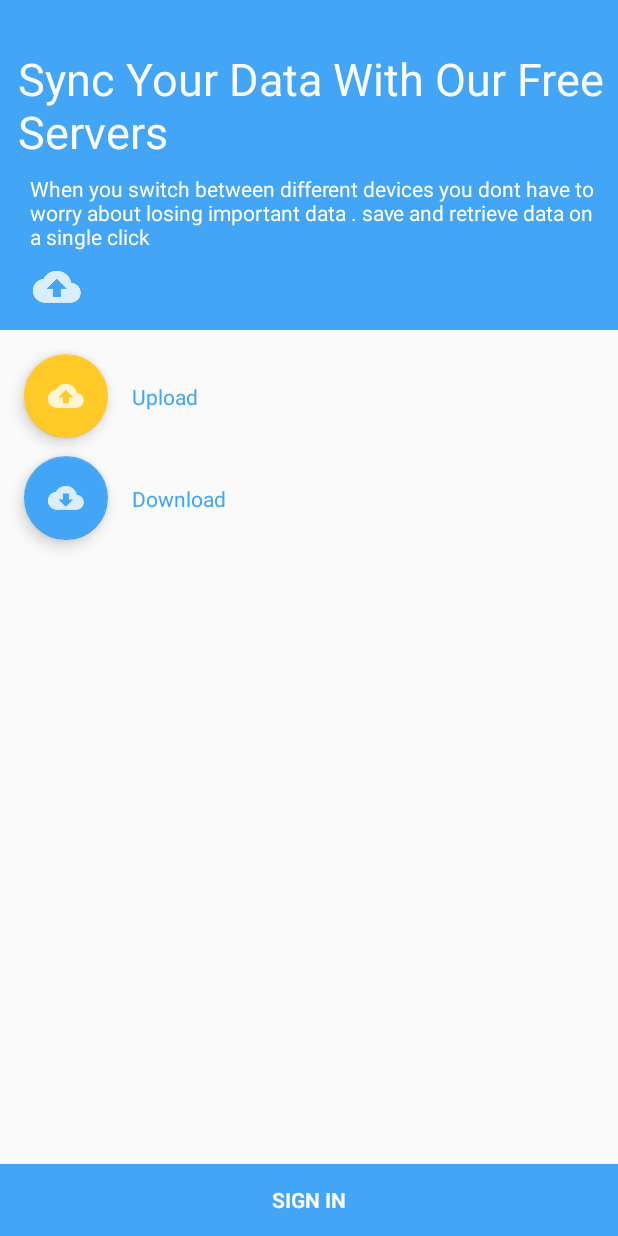
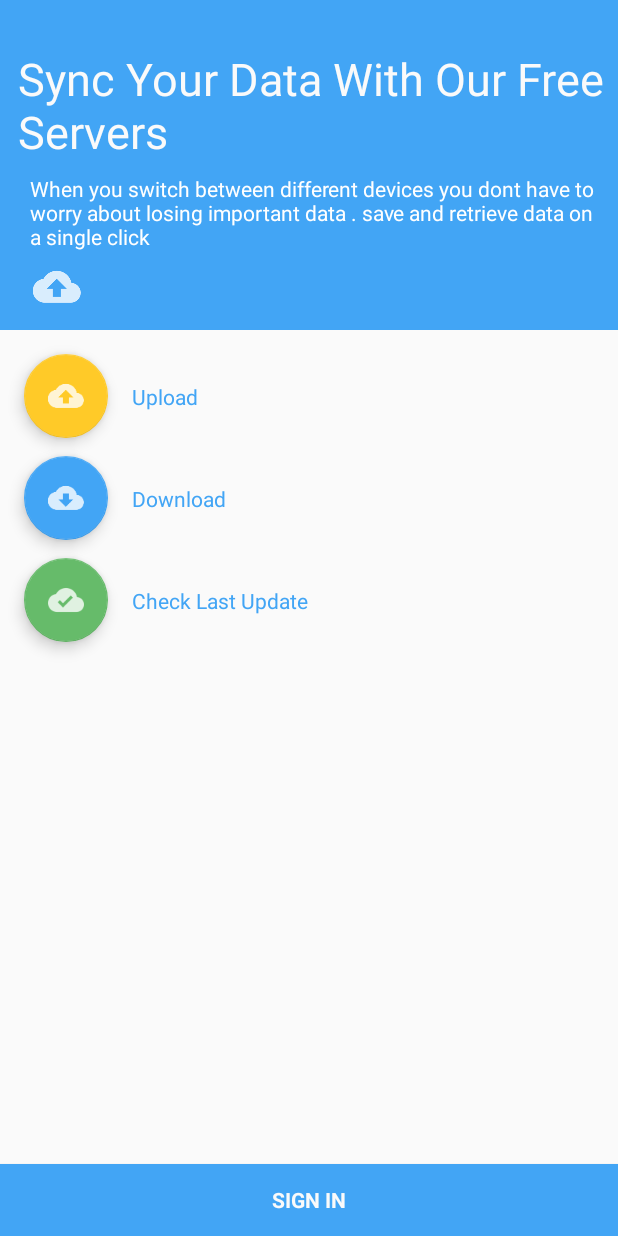
Before and after one commit to devmanzur/meal_manger, an Android app: the screen it shows after launch (MainActivity), item 2 of the bottom bar chosen, on a phone screen of 412 x 824 dp. Run offline under Robolectric (Android 15) with nearby library versions, the phone set to English and light mode, and no system bars; our stand-ins replace EventBus, Firebase (no records; nobody signed in at launch, a user with empty details on screens opened directly), Room's generated code; libraries missing offline, so code that uses them is left out: com.github.mikephil.charting; plain views replace PieChart; Roboto replaces fonts that are not available here; 9 statements that could not run were skipped.

Commit message:
checking added

```diff
--- a/app/src/main/java/com/example/noushad/mealmanager/utility/TagManager.java
+++ b/app/src/main/java/com/example/noushad/mealmanager/utility/TagManager.java
@@ -10,5 +10,5 @@ public class TagManager {
     public static final String DASHBOARD_FRAGMENT = "com.example.noushad.mealmanager.utility.dash_fragment";
     public static final int UPLOAD_TASK = 101;
     public static final int DOWNLOAD_TASK = 111;
-
+    public static final int CHECK_TASK = 201;
 }
--- a/app/src/main/res/layout-land/fragment_dashboard.xml
+++ b/app/src/main/res/layout-land/fragment_dashboard.xml
@@ -129,5 +129,31 @@
             app:layout_constraintBottom_toBottomOf="parent"
             app:layout_constraintEnd_toEndOf="parent"
             app:layout_constraintStart_toEndOf="@+id/imageView5" />
+
+        <android.support.design.widget.FloatingActionButton
+            android:id="@+id/fab_check_button"
+            android:layout_width="wrap_content"
+            android:layout_height="wrap_content"
+            android:layout_marginStart="8dp"
+            android:layout_marginTop="12dp"
+            android:clickable="true"
+            android:src="@drawable/ic_check"
+            app:backgroundTint="#66bb6a"
+            app:fabSize="normal"
+            app:layout_constraintStart_toEndOf="@+id/imageView5"
+            app:layout_constraintTop_toBottomOf="@+id/fab_download_button" />
+
+        <TextView
+            android:id="@+id/textView"
+            android:layout_width="wrap_content"
+            android:layout_height="wrap_content"
+            android:layout_marginBottom="8dp"
+            android:layout_marginStart="16dp"
+            android:layout_marginTop="8dp"
+            android:text="Check Last Update"
+            android:textColor="@color/colorAccent"
+            app:layout_constraintBottom_toBottomOf="@+id/fab_check_button"
+            app:layout_constraintStart_toEndOf="@+id/fab_check_button"
+            app:layout_constraintTop_toTopOf="@+id/fab_check_button" />
     </android.support.constraint.ConstraintLayout>
 </FrameLayout>
--- a/app/src/main/res/layout/fragment_dashboard.xml
+++ b/app/src/main/res/layout/fragment_dashboard.xml
@@ -11,6 +11,31 @@
     <android.support.constraint.ConstraintLayout
         android:layout_width="match_parent"
         android:layout_height="match_parent">
+
+        <android.support.design.widget.FloatingActionButton
+            android:id="@+id/fab_check_button"
+            android:layout_width="wrap_content"
+            android:layout_height="wrap_content"
+            android:layout_marginTop="12dp"
+            android:clickable="true"
+            android:src="@drawable/ic_check"
+            app:backgroundTint="#66bb6a"
+            app:fabSize="normal"
+            app:layout_constraintStart_toStartOf="@+id/fab_download_button"
+            app:layout_constraintTop_toBottomOf="@+id/fab_download_button" />
+
+        <TextView
+            android:id="@+id/textView"
+            android:layout_width="wrap_content"
+            android:layout_height="wrap_content"
+            android:layout_marginBottom="8dp"
+            android:layout_marginStart="16dp"
+            android:layout_marginTop="8dp"
+            android:text="Check Last Update"
+            android:textColor="@color/colorAccent"
+            app:layout_constraintBottom_toBottomOf="@+id/fab_check_button"
+            app:layout_constraintStart_toEndOf="@+id/fab_check_button"
+            app:layout_constraintTop_toTopOf="@+id/fab_check_button" />
 
         <android.support.design.widget.FloatingActionButton
             android:id="@+id/fab_upload_button"
```
Also changed, not shown: app/src/main/java/com/example/noushad/mealmanager/activity/MainActivity.java (+40 -7 lines), app/src/main/java/com/example/noushad/mealmanager/fragment/DashboardFragment.java (+11 -3 lines), app/src/main/res/drawable-hdpi/ic_check.png (added), app/src/main/res/drawable-mdpi/ic_check.png (added), app/src/main/res/drawable-xhdpi/ic_check.png (added), app/src/main/res/drawable-xxhdpi/ic_check.png (added).
